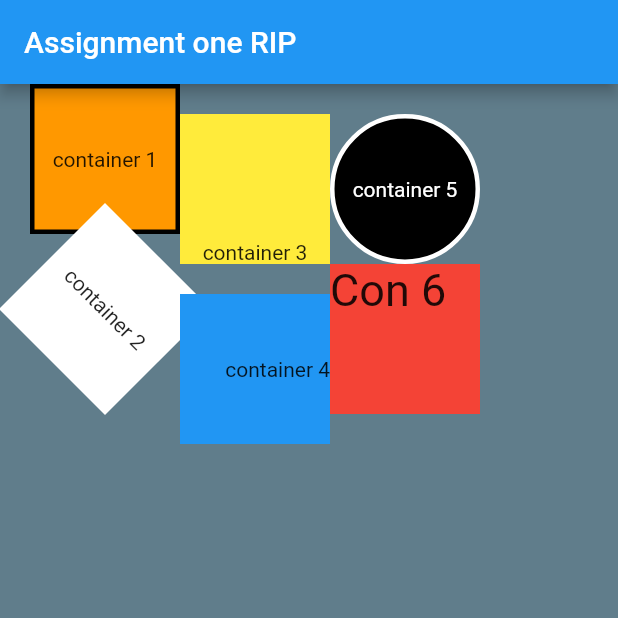
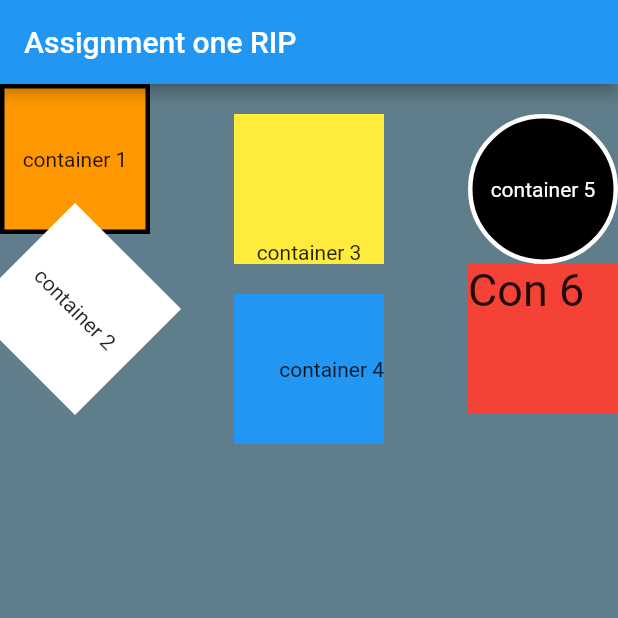
Before and after one commit to viloriajer/FlutterApp01_JeremyViloria, a Flutter app: the screen it shows after launch, on a phone screen of 412 x 824 dp, the top half of it. Run offline on Flutter 3.47's test engine with Material 2 defaults, Android fonts, the phone set to English and light mode, and no system bars.

Commit message:
why wont padding work

```diff
--- a/assignment01/lib/main.dart
+++ b/assignment01/lib/main.dart
@@ -19,12 +19,14 @@ class MyApp extends StatelessWidget {
           title: Text("Assignment one RIP"),
         ),
         body: Row(
+          mainAxisAlignment: MainAxisAlignment.spaceBetween,
           children: <Widget>[
-            Padding(padding: const EdgeInsets.all(10.0)),
+            //Padding(padding: const EdgeInsets.all(10.0)),
             Column(
               children: [
+                Padding(padding: const EdgeInsets.fromLTRB(10.0, 0, 10.0, 0)),
                 Container(
-                  child: Center(
+                  child: Align(
                     child: Text("container 1"),
                   ),
                   width: 100,
```
